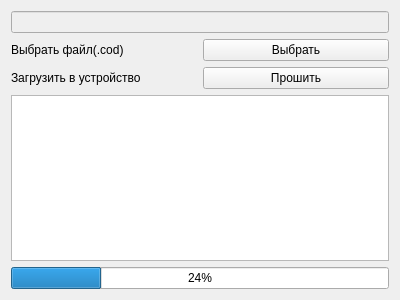
Above: bootform.ui from zaitseu1994/EurosensConfig before the change. Below: the same form after it.
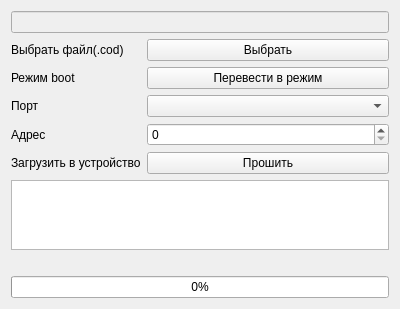
That is the form after the change.

Commit message: add boot mode

```diff
--- a/bootform.ui
+++ b/bootform.ui
@@ -14,13 +14,78 @@
    <string>Form</string>
   </property>
   <layout class="QGridLayout" name="gridLayout">
-   <item row="0" column="0" colspan="2">
+   <item row="4" column="1" colspan="2">
+    <widget class="QComboBox" name="comboBox"/>
+   </item>
+   <item row="0" column="0" colspan="3">
     <widget class="QLineEdit" name="lin_pathfile">
      <property name="enabled">
       <bool>false</bool>
      </property>
     </widget>
    </item>
+   <item row="9" column="0">
+    <widget class="QLabel" name="lab_info">
+     <property name="text">
+      <string/>
+     </property>
+    </widget>
+   </item>
+   <item row="2" column="1" colspan="2">
+    <widget class="QPushButton" name="button_toboot">
+     <property name="text">
+      <string>Перевести в режим</string>
+     </property>
+    </widget>
+   </item>
+   <item row="8" column="0" colspan="3">
+    <widget class="QTextBrowser" name="textBrowser"/>
+   </item>
+   <item row="4" column="0">
+    <widget class="QLabel" name="label">
+     <property name="text">
+      <string>Порт</string>
+     </property>
+    </widget>
+   </item>
+   <item row="5" column="0">
+    <widget class="QLabel" name="lab_adrModbas">
+     <property name="text">
+      <string>Адрес</string>
+     </property>
+    </widget>
+   </item>
+   <item row="10" column="0" colspan="3">
+    <widget class="QProgressBar" name="progressBar">
+     <property name="value">
+      <number>0</number>
+     </property>
+    </widget>
+   </item>
+   <item row="7" column="0">
+    <widget class="QLabel" name="lab_boot">
+     <property name="text">
+      <string>Загрузить в устройство</string>
+     </property>
+    </widget>
+   </item>
+   <item row="7" column="1" colspan="2">
+    <widget class="QPushButton" name="button_boot">
+     <property name="text">
+      <string>Прошить</string>
+     </property>
+    </widget>
+   </item>
+   <item row="5" column="1" colspan="2">
+    <widget class="QSpinBox" name="spin_adrmodbus"/>
+   </item>
+   <item row="2" column="0">
+    <widget class="QLabel" name="lab_tobott">
+     <property name="text">
+      <string>Режим boot</string>
+     </property>
+    </widget>
+   </item>
    <item row="1" column="0">
     <widget class="QLabel" name="lab_file">
      <property name="text">
@@ -28,37 +93,13 @@
      </property>
     </widget>
    </item>
-   <item row="1" column="1">
+   <item row="1" column="1" colspan="2">
     <widget class="QPushButton" name="button_file">
      <property name="text">
       <string>Выбрать</string>
      </property>
     </widget>
    </item>
-   <item row="2" column="0">
-    <widget class="QLabel" name="lab_boot">
-     <property name="text">
-      <string>Загрузить в устройство</string>
-     </property>
-    </widget>
-   </item>
-   <item row="2" column="1">
-    <widget class="QPushButton" name="button_boot">
-     <property name="text">
-      <string>Прошить</string>
-     </property>
-    </widget>
-   </item>
-   <item row="3" column="0" colspan="2">
-    <widget class="QTextBrowser" name="textBrowser"/>
-   </item>
-   <item row="4" column="0" colspan="2">
-    <widget class="QProgressBar" name="progressBar">
-     <property name="value">
-      <number>24</number>
-     </property>
-    </widget>
-   </item>
   </layout>
  </widget>
  <resources/>
```
The commit also changes 8 other files.
